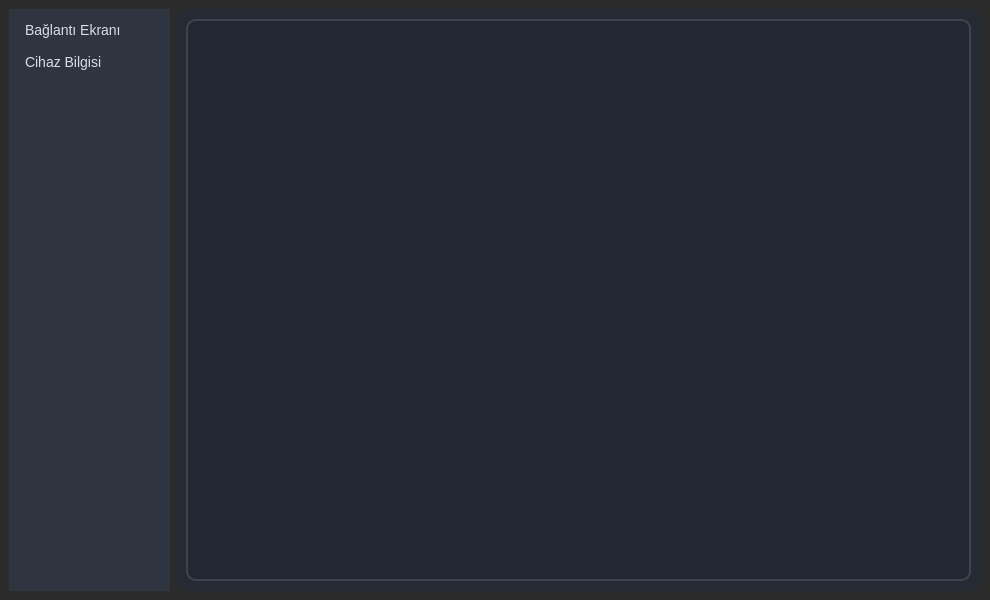
Qt form mainwindow.ui (kuvvetliisik/mte_ble_agent) before a commit.
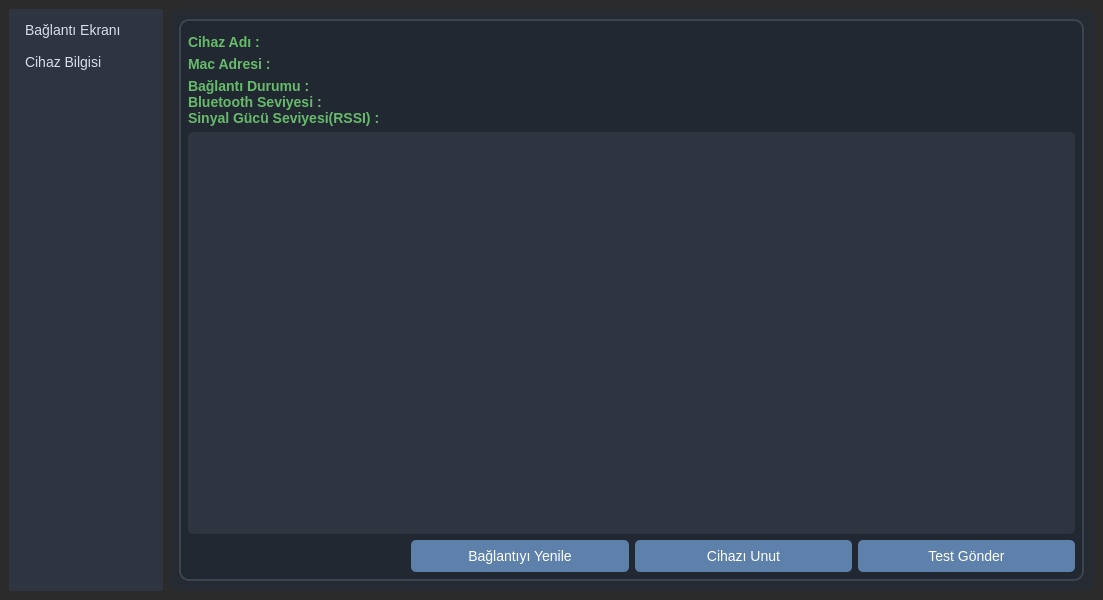
The same form after that commit. The open tabs and pages were chosen to show the change.

Commit message: Cihaz bilgisi ekranı güncellendi.

The edit to the form file:
```diff
--- a/mainwindow.ui
+++ b/mainwindow.ui
@@ -6,7 +6,7 @@
    <rect>
     <x>0</x>
     <y>0</y>
-    <width>990</width>
+    <width>1103</width>
     <height>600</height>
    </rect>
   </property>
@@ -22,7 +22,7 @@
 </string>
   </property>
   <widget class="QWidget" name="centralwidget">
-   <layout class="QGridLayout" name="gridLayout" columnstretch="1,5">
+   <layout class="QGridLayout" name="gridLayout" columnstretch="1,6">
     <item row="0" column="0">
      <widget class="QListWidget" name="listWidget">
       <property name="styleSheet">
@@ -272,7 +272,180 @@
         </item>
        </layout>
       </widget>
-      <widget class="QWidget" name="page_cihaz"/>
+      <widget class="QWidget" name="page_cihaz">
+       <layout class="QGridLayout" name="gridLayout_4">
+        <item row="7" column="0">
+         <widget class="QLabel" name="lblBluetoothVersion">
+          <property name="styleSheet">
+           <string notr="true">QLabel {
+    font-size: 14px;
+    font-weight: bold;
+    color: #66BB6A
+}
+</string>
+          </property>
+          <property name="text">
+           <string>Bluetooth Seviyesi :</string>
+          </property>
+         </widget>
+        </item>
+        <item row="16" column="3">
+         <widget class="QPushButton" name="pushButton_3">
+          <property name="styleSheet">
+           <string notr="true">QPushButton {
+    background-color: #5E81AC; /* Mavi Ton */
+    color: white;
+    border-radius: 5px;
+    padding: 8px;
+    font-size: 14px;
+}
+
+QPushButton:hover {
+    background-color: #81A1C1; /* Açık Mavi */
+}
+
+QPushButton:pressed {
+    background-color: #4C566A; /* Koyu Gri */
+}
+</string>
+          </property>
+          <property name="text">
+           <string>Test Gönder</string>
+          </property>
+         </widget>
+        </item>
+        <item row="15" column="0" colspan="4">
+         <widget class="QTextEdit" name="textEditLogs">
+          <property name="styleSheet">
+           <string notr="true">QTextEdit {
+    background-color: #2E3440; /* Koyu Gri */
+    color: #A3BE8C; /* Yeşil */
+    border-radius: 5px;
+    padding: 5px;
+}
+</string>
+          </property>
+          <property name="readOnly">
+           <bool>true</bool>
+          </property>
+         </widget>
+        </item>
+        <item row="16" column="1">
+         <widget class="QPushButton" name="btnRefresh">
+          <property name="styleSheet">
+           <string notr="true">QPushButton {
+    background-color: #5E81AC; /* Mavi Ton */
+    color: white;
+    border-radius: 5px;
+    padding: 8px;
+    font-size: 14px;
+}
+
+QPushButton:hover {
+    background-color: #81A1C1; /* Açık Mavi */
+}
+
+QPushButton:pressed {
+    background-color: #4C566A; /* Koyu Gri */
+}
+</string>
+          </property>
+          <property name="text">
+           <string>Bağlantıyı Yenile</string>
+          </property>
+         </widget>
+        </item>
+        <item row="8" column="0">
+         <widget class="QLabel" name="lblSignalStrength">
+          <property name="styleSheet">
+           <string notr="true">QLabel {
+    font-size: 14px;
+    font-weight: bold;
+    color: #66BB6A;
+
+}
+</string>
+          </property>
+          <property name="text">
+           <string>Sinyal Gücü Seviyesi(RSSI) : </string>
+          </property>
+         </widget>
+        </item>
+        <item row="16" column="2">
+         <widget class="QPushButton" name="btnForgetDevice">
+          <property name="styleSheet">
+           <string notr="true">QPushButton {
+    background-color: #5E81AC; /* Mavi Ton */
+    color: white;
+    border-radius: 5px;
+    padding: 8px;
+    font-size: 14px;
+}
+
+QPushButton:hover {
+    background-color: #81A1C1; /* Açık Mavi */
+}
+
+QPushButton:pressed {
+    background-color: #4C566A; /* Koyu Gri */
+}
+</string>
+          </property>
+          <property name="text">
+           <string>Cihazı Unut</string>
+          </property>
+         </widget>
+        </item>
+        <item row="0" column="0" rowspan="15" colspan="4">
+         <layout class="QGridLayout" name="gridLayout_3"/>
+        </item>
+        <item row="1" column="0">
+         <widget class="QLabel" name="lblDeviceName">
+          <property name="styleSheet">
+           <string notr="true">QLabel {
+    font-size: 14px;
+    font-weight: bold;
+    color: #66BB6A;
+}
+</string>
+          </property>
+          <property name="text">
+           <string>Cihaz Adı :</string>
+          </property>
+         </widget>
+        </item>
+        <item row="6" column="0">
+         <widget class="QLabel" name="lblConnectionStatus_2">
+          <property name="styleSheet">
+           <string notr="true">QLabel {
+    font-size: 14px;
+    font-weight: bold;
+    color: #66BB6A;
+}
+</string>
+          </property>
+          <property name="text">
+           <string>Bağlantı Durumu :</string>
+          </property>
+         </widget>
+        </item>
+        <item row="3" column="0">
+         <widget class="QLabel" name="lblMacAddress">
+          <property name="styleSheet">
+           <string notr="true">QLabel {
+    font-size: 14px;
+    font-weight: bold;
+    color: #66BB6A;
+}
+</string>
+          </property>
+          <property name="text">
+           <string>Mac Adresi :</string>
+          </property>
+         </widget>
+        </item>
+       </layout>
+      </widget>
      </widget>
     </item>
    </layout>
```
Left out of the diff: 4 changed lines with no effect on the pictures. The commit also changes 6 other files.
